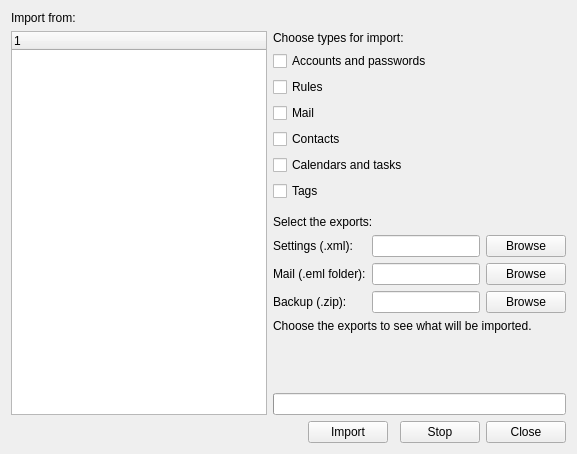
Qt form src/chrono_mail/ui/forms/import.ui (rob-vandenberg/chrono-mail) before a commit.
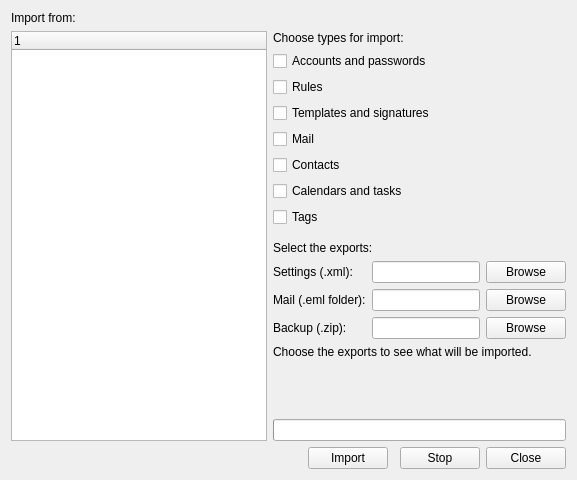
The same form after that commit.

Commit message: The reference client import has its own tick Templates and signatures, after Rules

```diff
--- a/src/chrono_mail/ui/forms/import.ui
+++ b/src/chrono_mail/ui/forms/import.ui
@@ -68,6 +68,13 @@
              </property>
             </widget>
            </item>
+           <item>
+            <widget class="QCheckBox" name="texts">
+             <property name="text">
+              <string>Templates and signatures</string>
+             </property>
+            </widget>
+           </item>
            <item>
             <layout class="QHBoxLayout" name="mailRow" stretch="0,0,1">
              <item>
```
The commit also changes 9 other files.
